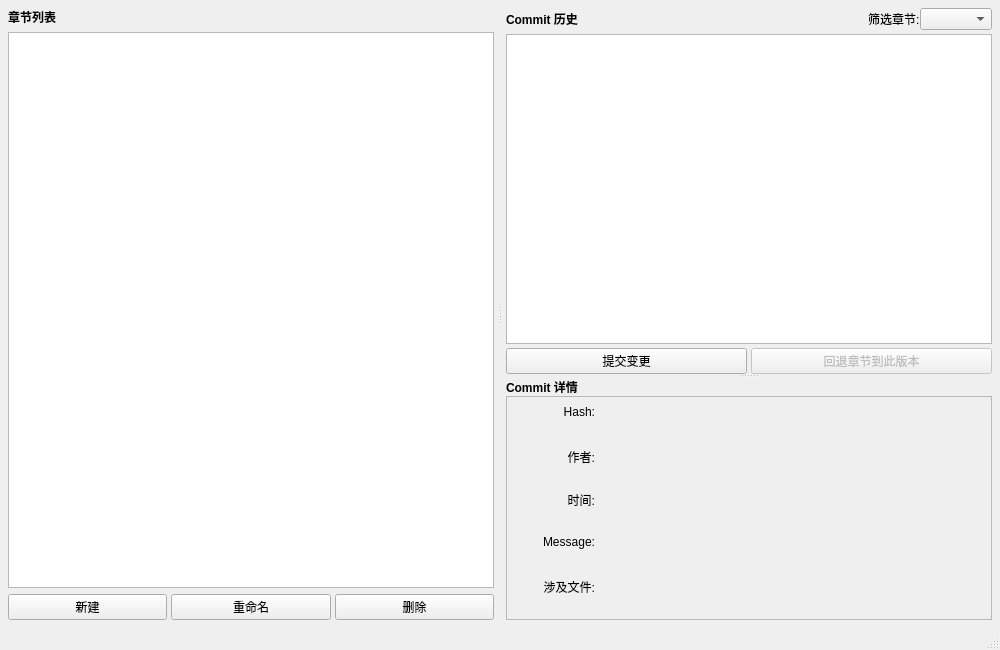
Qt form mainwindow.ui (starno66/moji) before a commit.
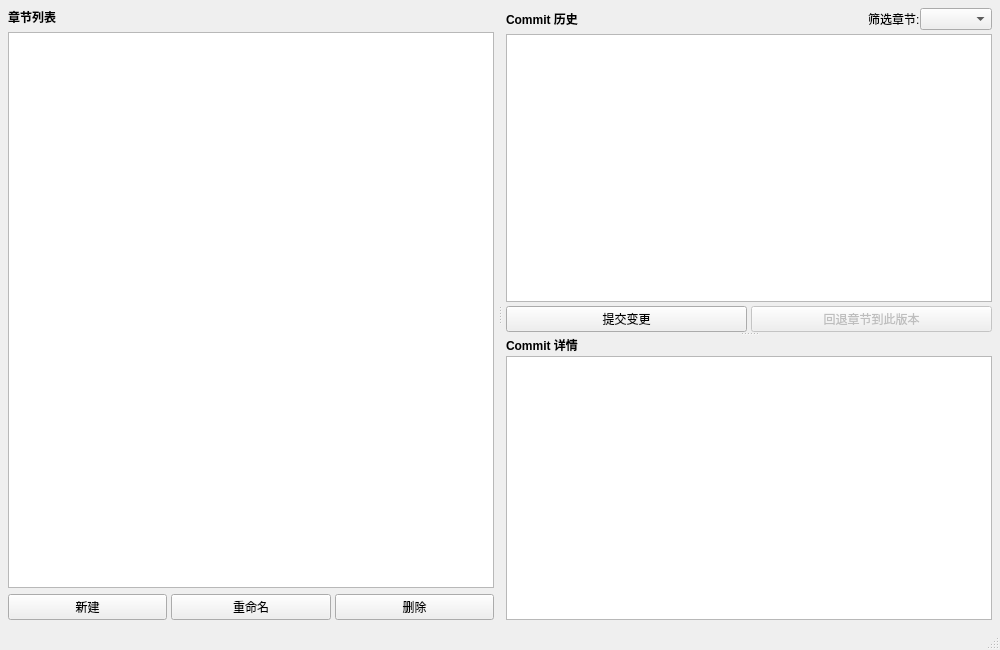
The same form after that commit.

Commit message: 优化UI：QTextBrowser HTML表格 + 深蓝按钮

```diff
--- a/mainwindow.ui
+++ b/mainwindow.ui
@@ -110,7 +110,7 @@
           <!-- 下半：Commit 详情 -->
           <widget class="QWidget" name="commitDetailContainer">
            <layout class="QVBoxLayout" name="commitDetailOuterLayout">
-            <property name="spacing"><number>0</number></property>
+            <property name="spacing"><number>2</number></property>
             <property name="leftMargin"><number>0</number></property>
             <property name="topMargin"><number>0</number></property>
             <property name="rightMargin"><number>0</number></property>
@@ -122,128 +122,9 @@
              </widget>
             </item>
             <item>
-             <widget class="QScrollArea" name="detailScrollArea">
-              <property name="widgetResizable"><bool>true</bool></property>
-              <property name="frameShape"><enum>QFrame::StyledPanel</enum></property>
-              <widget class="QWidget" name="detailScrollContent">
-               <layout class="QVBoxLayout" name="detailContentLayout">
-                <property name="spacing"><number>10</number></property>
-                <property name="leftMargin"><number>8</number></property>
-                <property name="topMargin"><number>8</number></property>
-                <property name="rightMargin"><number>8</number></property>
-                <property name="bottomMargin"><number>8</number></property>
-
-                <!-- Row 0: Hash -->
-                <item>
-                 <layout class="QHBoxLayout" name="hashRowLayout">
-                  <property name="spacing"><number>8</number></property>
-                  <item>
-                   <widget class="QLabel" name="hashTitleLabel">
-                    <property name="text"><string>Hash:</string></property>
-                    <property name="minimumSize"><size><width>80</width><height>0</height></size></property>
-                    <property name="maximumSize"><size><width>80</width><height>16777215</height></size></property>
-                    <property name="alignment"><set>Qt::AlignRight|Qt::AlignTop</set></property>
-                   </widget>
-                  </item>
-                  <item>
-                   <widget class="QLabel" name="hashLabel">
-                    <property name="font"><font><family>Consolas</family></font></property>
-                    <property name="textInteractionFlags"><set>Qt::TextSelectableByMouse</set></property>
-                    <property name="wordWrap"><bool>true</bool></property>
-                    <property name="sizePolicy"><sizepolicy hsizetype="Expanding" vsizetype="Preferred"><horstretch>1</horstretch><verstretch>0</verstretch></sizepolicy></property>
-                   </widget>
-                  </item>
-                 </layout>
-                </item>
-
-                <!-- Row 1: 作者 -->
-                <item>
-                 <layout class="QHBoxLayout" name="authorRowLayout">
-                  <property name="spacing"><number>8</number></property>
-                  <item>
-                   <widget class="QLabel" name="authorTitleLabel">
-                    <property name="text"><string>作者:</string></property>
-                    <property name="minimumSize"><size><width>80</width><height>0</height></size></property>
-                    <property name="maximumSize"><size><width>80</width><height>16777215</height></size></property>
-                    <property name="alignment"><set>Qt::AlignRight|Qt::AlignTop</set></property>
-                   </widget>
-                  </item>
-                  <item>
-                   <widget class="QLabel" name="authorLabel">
-                    <property name="textInteractionFlags"><set>Qt::TextSelectableByMouse</set></property>
-                    <property name="sizePolicy"><sizepolicy hsizetype="Expanding" vsizetype="Preferred"><horstretch>1</horstretch><verstretch>0</verstretch></sizepolicy></property>
-                   </widget>
-                  </item>
-                 </layout>
-                </item>
-
-                <!-- Row 2: 时间 -->
-                <item>
-                 <layout class="QHBoxLayout" name="dateRowLayout">
-                  <property name="spacing"><number>8</number></property>
-                  <item>
-                   <widget class="QLabel" name="dateTitleLabel">
-                    <property name="text"><string>时间:</string></property>
-                    <property name="minimumSize"><size><width>80</width><height>0</height></size></property>
-                    <property name="maximumSize"><size><width>80</width><height>16777215</height></size></property>
-                    <property name="alignment"><set>Qt::AlignRight|Qt::AlignTop</set></property>
-                   </widget>
-                  </item>
-                  <item>
-                   <widget class="QLabel" name="dateLabel">
-                    <property name="textInteractionFlags"><set>Qt::TextSelectableByMouse</set></property>
-                    <property name="sizePolicy"><sizepolicy hsizetype="Expanding" vsizetype="Preferred"><horstretch>1</horstretch><verstretch>0</verstretch></sizepolicy></property>
-                   </widget>
-                  </item>
-                 </layout>
-                </item>
-
-                <!-- Row 3: Message -->
-                <item>
-                 <layout class="QHBoxLayout" name="messageRowLayout">
-                  <property name="spacing"><number>8</number></property>
-                  <item>
-                   <widget class="QLabel" name="messageTitleLabel">
-                    <property name="text"><string>Message:</string></property>
-                    <property name="minimumSize"><size><width>80</width><height>0</height></size></property>
-                    <property name="maximumSize"><size><width>80</width><height>16777215</height></size></property>
-                    <property name="alignment"><set>Qt::AlignRight|Qt::AlignTop</set></property>
-                   </widget>
-                  </item>
-                  <item>
-                   <widget class="QLabel" name="messageLabel">
-                    <property name="wordWrap"><bool>true</bool></property>
-                    <property name="textInteractionFlags"><set>Qt::TextSelectableByMouse</set></property>
-                    <property name="sizePolicy"><sizepolicy hsizetype="Expanding" vsizetype="Preferred"><horstretch>1</horstretch><verstretch>0</verstretch></sizepolicy></property>
-                   </widget>
-                  </item>
-                 </layout>
-                </item>
-
-                <!-- Row 4: 涉及文件 -->
-                <item>
-                 <layout class="QHBoxLayout" name="filesRowLayout">
-                  <property name="spacing"><number>8</number></property>
-                  <item>
-                   <widget class="QLabel" name="filesTitleLabel">
-                    <property name="text"><string>涉及文件:</string></property>
-                    <property name="minimumSize"><size><width>80</width><height>0</height></size></property>
-                    <property name="maximumSize"><size><width>80</width><height>16777215</height></size></property>
-                    <property name="alignment"><set>Qt::AlignRight|Qt::AlignTop</set></property>
-                   </widget>
-                  </item>
-                  <item>
-                   <widget class="QLabel" name="filesLabel">
-                    <property name="wordWrap"><bool>true</bool></property>
-                    <property name="textInteractionFlags"><set>Qt::TextSelectableByMouse</set></property>
-                    <property name="sizePolicy"><sizepolicy hsizetype="Expanding" vsizetype="Preferred"><horstretch>1</horstretch><verstretch>0</verstretch></sizepolicy></property>
-                   </widget>
-                  </item>
-                 </layout>
-                </item>
-
-               </layout>
-              </widget>
+             <widget class="QTextBrowser" name="commitDetailBrowser">
+              <property name="openExternalLinks"><bool>false</bool></property>
+              <property name="openLinks"><bool>false</bool></property>
              </widget>
             </item>
            </layout>
```
The commit also changes 3 other files.
